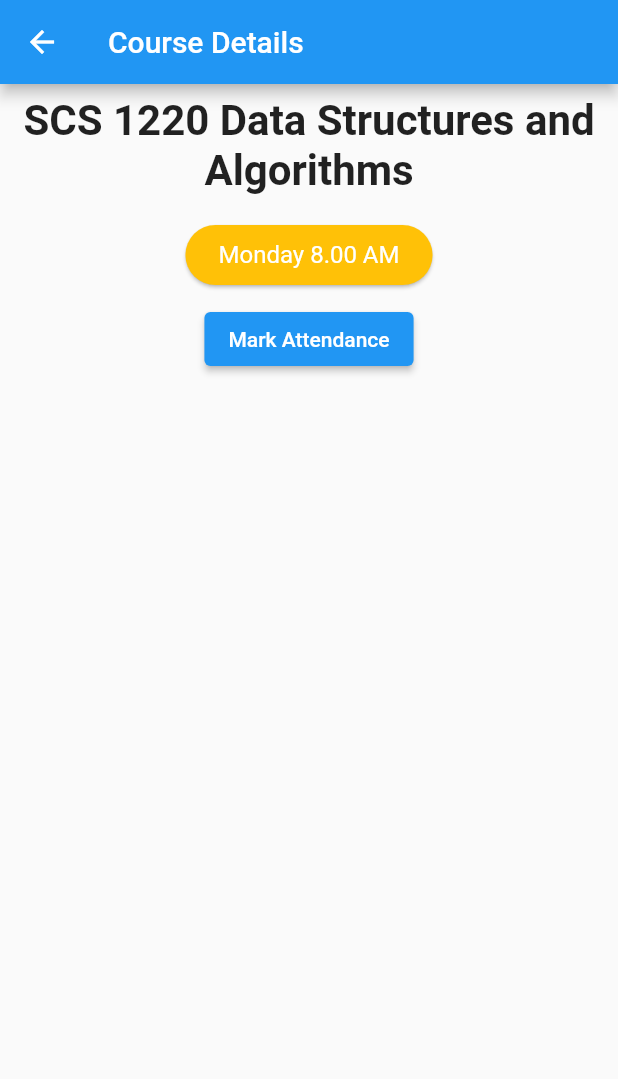
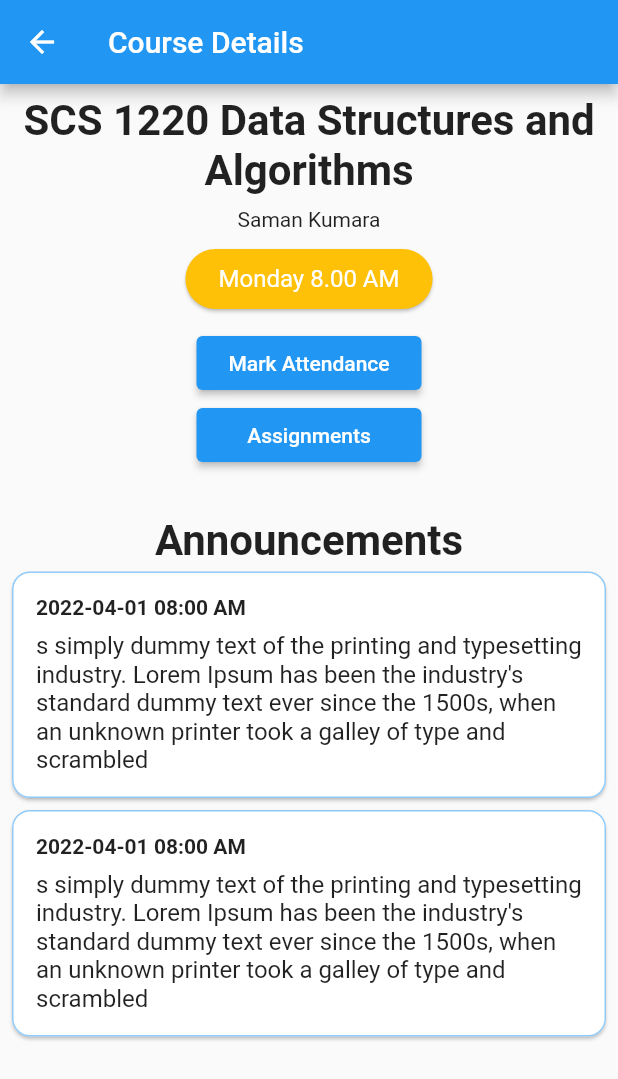
Before and after one commit to kulasinghet/unimate, a Flutter app: the StudentCourse screen opened directly, on a phone screen of 412 x 824 dp. Shown: the top 1079 px of the screen. Run offline on Flutter 3.47's test engine with Material 2 defaults, Android fonts, the phone set to English and light mode, and no system bars.

Commit message:
Create Course page UI

```diff
--- a/lib/student/course.dart
+++ b/lib/student/course.dart
@@ -26,7 +26,7 @@ class _StudentCourseState extends State<StudentCourse> {
           title: Text("Course Details"),
         ),
         body: Center(
-          child: Container(
+          child: SizedBox(
             height: double.infinity,
             child: SingleChildScrollView(
               child: Column(
@@ -43,6 +43,7 @@ class _StudentCourseState extends State<StudentCourse> {
                       ),
                     ),
                   ),
+                  Text("Saman Kumara"),
                   Padding(
                     padding: const EdgeInsets.all(8.0),
                     child: Card(
@@ -65,8 +66,99 @@ class _StudentCourseState extends State<StudentCourse> {
                       ),
                     ),
                   ),
-                  ElevatedButton(onPressed: (){}, child: Text("Mark Attendance"))
+                  SizedBox(
+                    width: 150,
+                    child: ElevatedButton(
+                        onPressed: () {}, child: const Text("Mark Attendance")),
+                  ),
+                  SizedBox(
+                    width: 150,
+                    child: ElevatedButton(
+                        onPressed: () {}, child: const Text("Assignments")),
+                  ),
 
+                  const SizedBox(height: 30,),
+
+                  const Text(
+                    'Announcements',
+                    textAlign: TextAlign.center,
+                    style: TextStyle(
+                      fontSize: 28.0,
+                      fontWeight: FontWeight.bold,
+                    ),
+                  ),
+
+                  Column(
+                    mainAxisAlignment: MainAxisAlignment.start,
+                    children: [
+                      Padding(
+                        padding: const EdgeInsets.only(left: 4.0, right: 4.0),
+                        child: Card(
+                          elevation: 1,
+                          shape: RoundedRectangleBorder(
+                            side: BorderSide(
+                              color: Theme.of(context).colorScheme.background,
+                            ),
+                            borderRadius: const BorderRadius.all(Radius.circular(12)),
+                          ),
+                          child: Padding(
+                            padding: const EdgeInsets.all(16.0),
+                            child: Column(
+                              crossAxisAlignment: CrossAxisAlignment.stretch,
+                              children: const [
+                                Text(
+                                  '2022-04-01 08:00 AM',
+                                  style: TextStyle(
+                                    fontWeight: FontWeight.bold,
+                                  ),
+                                ),
+                                SizedBox(height: 8.0),
+                                Text(
+                                  "s simply dummy text of the printing and typesetting industry. Lorem Ipsum has been the industry's standard dummy text ever since the 1500s, when an unknown printer took a galley of type and scrambled",
+                                  style: TextStyle(
+                                    fontSize: 16.0,
+                                  ),
+                                ),
+                              ],
+                            ),
+                          ),
+                        ),
+                      ),
+                      Padding(
+                        padding: const EdgeInsets.only(left: 4.0, right: 4.0),
+                        child: Card(
+                          elevation: 1,
+                          shape: RoundedRectangleBorder(
+                            side: BorderSide(
+                              color: Theme.of(context).colorScheme.background,
+                            ),
+                            borderRadius: const BorderRadius.all(Radius.circular(12)),
+                          ),
+                          child: Padding(
+                            padding: const EdgeInsets.all(16.0),
+                            child: Column(
+                              crossAxisAlignment: CrossAxisAlignment.stretch,
+                              children: const [
+                                Text(
+                                  '2022-04-01 08:00 AM',
+                                  style: TextStyle(
+                                    fontWeight: FontWeight.bold,
+                                  ),
+                                ),
+                                SizedBox(height: 8.0),
+                                Text(
+                                  "s simply dummy text of the printing and typesetting industry. Lorem Ipsum has been the industry's standard dummy text ever since the 1500s, when an unknown printer took a galley of type and scrambled",
+                                  style: TextStyle(
+                                    fontSize: 16.0,
+                                  ),
+                                ),
+                              ],
+                            ),
+                          ),
+                        ),
+                      ),
+                    ],
+                  )
                 ],
               ),
             ),
```
